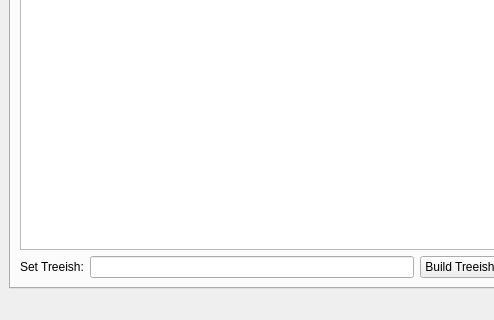
Qt form qtdesigner-ui/main_window.ui (alpernebbi/git-annex-metadata-gui) before a commit; both pictures show x 0 to 494 and y 280 to 600 of the 800 by 600 pixel window.
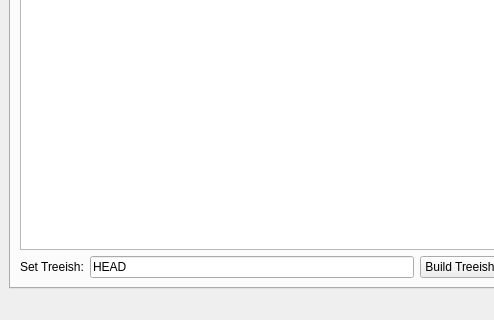
The same form after that commit. Custom widgets are drawn as their Qt base class.

Commit message: Set git-treeish text to HEAD

```diff
--- a/qtdesigner-ui/main_window.ui
+++ b/qtdesigner-ui/main_window.ui
@@ -109,7 +109,11 @@
          </widget>
         </item>
         <item row="1" column="1">
-         <widget class="QLineEdit" name="edit_set_treeish"/>
+         <widget class="QLineEdit" name="edit_set_treeish">
+          <property name="text">
+           <string>HEAD</string>
+          </property>
+         </widget>
         </item>
         <item row="1" column="2">
          <widget class="QPushButton" name="button_set_treeish">
```
The commit also changes 1 other file.
